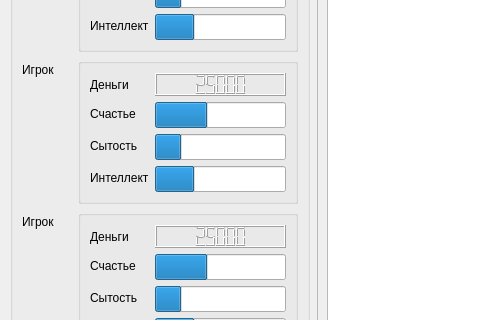
Above: Client/mainwindow.ui from cpp-park-vk-education/2022_2_Teiko before the change; both pictures show x 0 to 480 and y 352 to 672 of the 1371 by 776 pixel window. Below: the same form after it.
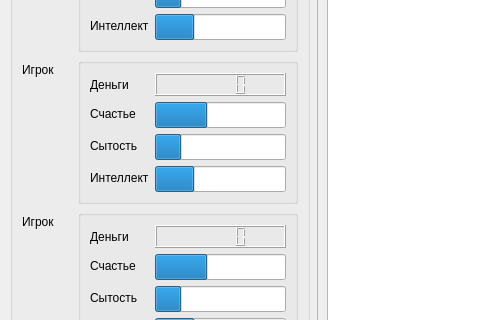
That is the form after the change. The open tabs and pages were chosen to show the change.

```diff
--- a/Client/mainwindow.ui
+++ b/Client/mainwindow.ui
@@ -353,7 +353,7 @@
                </font>
               </property>
               <property name="intValue" stdset="0">
-               <number>25000</number>
+               <number>0</number>
               </property>
              </widget>
             </item>
@@ -466,7 +466,7 @@
                </font>
               </property>
               <property name="intValue" stdset="0">
-               <number>25000</number>
+               <number>0</number>
               </property>
              </widget>
             </item>
```
Left out of the diff: 4 changed lines with no effect on the pictures.
